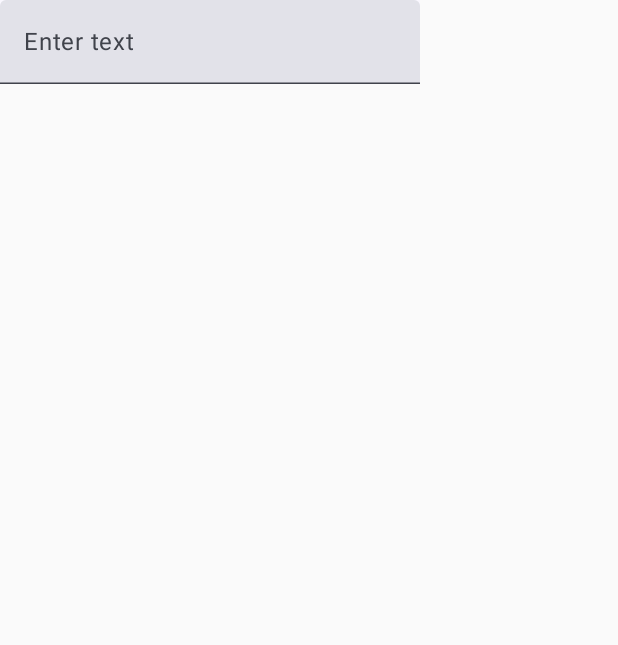
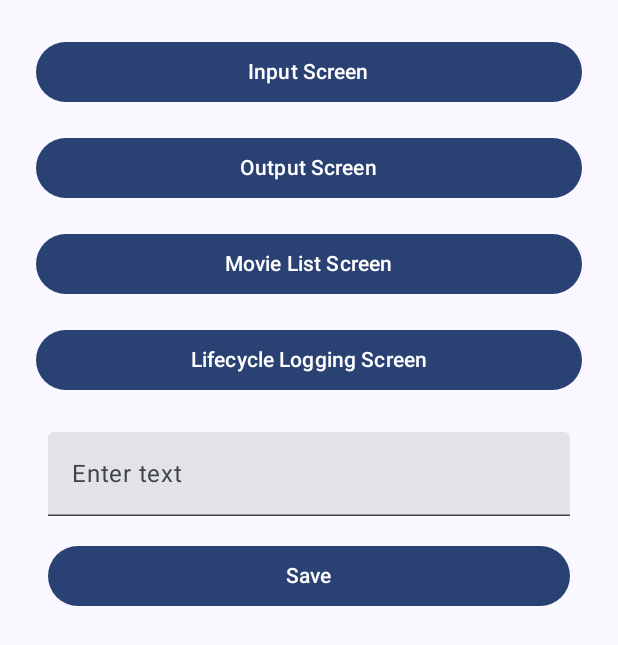
Before and after one commit to W1lden/mob_dev_assignment3, an Android app built with Jetpack Compose: the screen it shows after launch (MainActivity), on a phone screen of 412 x 824 dp. Shown: the top 645 px of the screen. Run offline under Robolectric (Android 15) with nearby library versions, the phone set to English and light mode, and no system bars.

Commit message:
project v2

```diff
--- a/app/build.gradle.kts
+++ b/app/build.gradle.kts
@@ -60,6 +60,8 @@ dependencies {
     implementation(libs.androidx.ui.graphics)
     implementation(libs.androidx.ui.tooling.preview)
     implementation(libs.androidx.material3)
+    implementation(libs.androidx.runtime.livedata)
+    implementation(libs.androidx.ui.test.android)
     testImplementation(libs.junit)
     androidTestImplementation(libs.androidx.junit)
     androidTestImplementation(libs.androidx.espresso.core)
--- a/app/src/main/java/com/example/assignment3compose/MainScreen.kt
+++ b/app/src/main/java/com/example/assignment3compose/MainScreen.kt
@@ -1,11 +1,61 @@
 package com.example.assignment3compose
 
+import androidx.compose.foundation.layout.Column
+import androidx.compose.foundation.layout.fillMaxSize
+import androidx.compose.foundation.layout.fillMaxWidth
+import androidx.compose.foundation.layout.padding
+import androidx.compose.material3.Button
+import androidx.compose.material3.Text
 import androidx.compose.runtime.Composable
+import androidx.compose.ui.Modifier
+import androidx.compose.ui.unit.dp
+import androidx.lifecycle.viewmodel.compose.viewModel
+import androidx.navigation.compose.NavHost
+import androidx.navigation.compose.composable
 import androidx.navigation.compose.rememberNavController
+import com.example.assignment3compose.ui.components.LifecycleLoggingComposable
+import com.example.assignment3compose.ui.components.MovieListScreen
 import com.example.assignment3compose.ui.navigation.NavigationGraph
+import com.example.assignment3compose.ui.screens.InputComposable
+import com.example.assignment3compose.ui.screens.OutputComposable
+import com.example.assignment3compose.ui.sharedviewmodel.TextViewModel
 
 @Composable
 fun MainScreen() {
     val navController = rememberNavController()
-    NavigationGraph(navController)
+    val textViewModel: TextViewModel = viewModel()  // ViewModel to share data between screens
+
+    Column(modifier = Modifier.fillMaxSize().padding(16.dp)) {
+        // Navigation Buttons
+        Button(onClick = { navController.navigate("input") }, modifier = Modifier.fillMaxWidth().padding(8.dp)) {
+            Text(text = "Input Screen")
+        }
+        Button(onClick = { navController.navigate("output") }, modifier = Modifier.fillMaxWidth().padding(8.dp)) {
+            Text(text = "Output Screen")
+        }
+        Button(onClick = { navController.navigate("movie_list") }, modifier = Modifier.fillMaxWidth().padding(8.dp)) {
+            Text(text = "Movie List Screen")
+        }
+        Button(onClick = { navController.navigate("lifecycle_logging") }, modifier = Modifier.fillMaxWidth().padding(8.dp)) {
+            Text(text = "Lifecycle Logging Screen")
+        }
+
+        // Navigation Graph for Screens
+        NavHost(navController = navController, startDestination = "input") {
+            composable("input") {
+                InputComposable(
+                    onSave = { textViewModel.setText(it) }  // Save input to ViewModel
+                )
+            }
+            composable("output") {
+                OutputComposable(textViewModel = textViewModel)  // Display text from ViewModel
+            }
+            composable("movie_list") {
+                MovieListScreen(movies = listOf("Movie 1", "Movie 2", "Movie 3"))
+            }
+            composable("lifecycle_logging") {
+                LifecycleLoggingComposable()
+            }
+        }
+    }
 }
--- a/app/src/main/java/com/example/assignment3compose/screens/InputComposable.kt
+++ b/app/src/main/java/com/example/assignment3compose/screens/InputComposable.kt
@@ -1,16 +1,50 @@
 package com.example.assignment3compose.ui.screens
 
+import androidx.compose.foundation.layout.Column
+import androidx.compose.foundation.layout.Spacer
+import androidx.compose.foundation.layout.fillMaxSize
+import androidx.compose.foundation.layout.fillMaxWidth
+import androidx.compose.foundation.layout.height
+import androidx.compose.foundation.layout.padding
+import androidx.compose.material3.Button
 import androidx.compose.material3.Text
 import androidx.compose.material3.TextField
 import androidx.compose.runtime.Composable
+import androidx.compose.runtime.getValue
+import androidx.compose.runtime.mutableStateOf
+import androidx.compose.runtime.remember
+import androidx.compose.runtime.setValue
+import androidx.compose.ui.Modifier
+import androidx.compose.ui.unit.dp
 import androidx.lifecycle.viewmodel.compose.viewModel
 import com.example.assignment3compose.ui.sharedviewmodel.SharedViewModel
+import com.example.assignment3compose.ui.sharedviewmodel.TextViewModel
 
 @Composable
-fun InputComposable(viewModel: SharedViewModel = viewModel()) {
-    TextField(
-        value = viewModel.text.value,
-        onValueChange = { viewModel.text.value = it },
-        label = { Text("Enter text") }
-    )
+fun InputComposable(onSave: (String) -> Unit) {
+    var text = remember { mutableStateOf("") }
+
+    Column(
+        modifier = Modifier
+            .fillMaxSize()
+            .padding(16.dp)
+    ) {
+        // Text input field
+        TextField(
+            value = text.value,
+            onValueChange = { text.value = it },
+            modifier = Modifier.fillMaxWidth(),
+            label = { Text("Enter text") }
+        )
+
+        Spacer(modifier = Modifier.height(16.dp))
+
+        // Save button
+        Button(
+            onClick = { onSave(text.value) },
+            modifier = Modifier.fillMaxWidth()
+        ) {
+            Text("Save")
+        }
+    }
 }
--- a/app/src/main/java/com/example/assignment3compose/ui/navigation/NavigationGraph.kt
+++ b/app/src/main/java/com/example/assignment3compose/ui/navigation/NavigationGraph.kt
@@ -1,6 +1,7 @@
 package com.example.assignment3compose.ui.navigation
 
 import androidx.compose.runtime.Composable
+import androidx.lifecycle.viewmodel.compose.viewModel
 import androidx.navigation.NavHostController
 import androidx.navigation.compose.NavHost
 import androidx.navigation.compose.composable
@@ -8,15 +9,22 @@ import com.example.assignment3compose.ui.screens.InputComposable
 import com.example.assignment3compose.ui.screens.OutputComposable
 import com.example.assignment3compose.ui.components.MovieListScreen
 import com.example.assignment3compose.ui.components.LifecycleLoggingComposable
+import com.example.assignment3compose.ui.sharedviewmodel.TextViewModel
 
 @Composable
-fun NavigationGraph(navController: NavHostController) {
-    NavHost(navController, startDestination = NavItem.Input.route) {
-        composable(NavItem.Input.route) { InputComposable() }
-        composable(NavItem.Output.route) { OutputComposable() }
+fun NavigationGraph(navController: NavHostController, textViewModel: TextViewModel = viewModel()) {
+    NavHost(navController = navController, startDestination = NavItem.Input.route) {
+        composable(NavItem.Input.route) {
+            InputComposable(onSave = { textViewModel.setText(it) })
+        }
+        composable(NavItem.Output.route) {
+            OutputComposable(textViewModel = textViewModel)
+        }
         composable(NavItem.MovieList.route) {
             MovieListScreen(listOf("Movie 1", "Movie 2", "Movie 3"))
         }
-        composable(NavItem.LifecycleLogging.route) { LifecycleLoggingComposable() }
+        composable(NavItem.LifecycleLogging.route) {
+            LifecycleLoggingComposable()
+        }
     }
 }
--- /dev/null
+++ b/app/src/main/java/com/example/assignment3compose/ui/sharedviewmodel/TextViewModel.kt
@@ -0,0 +1,15 @@
+// TextViewModel.kt
+package com.example.assignment3compose.ui.sharedviewmodel
+
+import androidx.lifecycle.LiveData
+import androidx.lifecycle.MutableLiveData
+import androidx.lifecycle.ViewModel
+
+class TextViewModel : ViewModel() {
+    private val _text = MutableLiveData<String>()
+    val text: LiveData<String> get() = _text
+
+    fun setText(newText: String) {
+        _text.value = newText
+    }
+}
--- a/gradle/libs.versions.toml
+++ b/gradle/libs.versions.toml
@@ -8,6 +8,8 @@ espressoCore = "3.6.1"
 lifecycleRuntimeKtx = "2.8.7"
 activityCompose = "1.9.3"
 composeBom = "2024.04.01"
+runtimeLivedata = "1.7.5"
+uiTestAndroid = "1.6.6"
 
 [libraries]
 androidx-core-ktx = { group = "androidx.core", name = "core-ktx", version.ref = "coreKtx" }
@@ -24,6 +26,8 @@ androidx-ui-tooling-preview = { group = "androidx.compose.ui", name = "ui-toolin
 androidx-ui-test-manifest = { group = "androidx.compose.ui", name = "ui-test-manifest" }
 androidx-ui-test-junit4 = { group = "androidx.compose.ui", name = "ui-test-junit4" }
 androidx-material3 = { group = "androidx.compose.material3", name = "material3" }
+androidx-runtime-livedata = { group = "androidx.compose.runtime", name = "runtime-livedata", version.ref = "runtimeLivedata" }
+androidx-ui-test-android = { group = "androidx.compose.ui", name = "ui-test-android", version.ref = "uiTestAndroid" }
 
 [plugins]
 android-application = { id = "com.android.application", version.ref = "agp" }
```
Also changed, not shown: app/src/main/java/com/example/assignment3compose/screens/OutputComposable.kt (+18 -2 lines).
